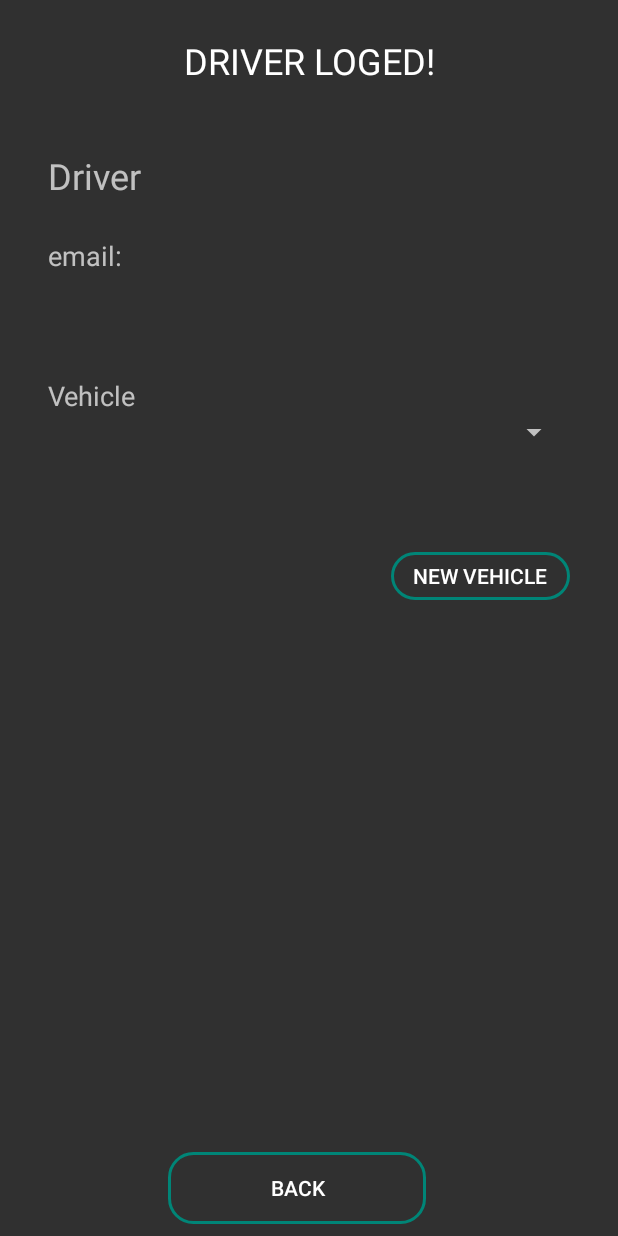
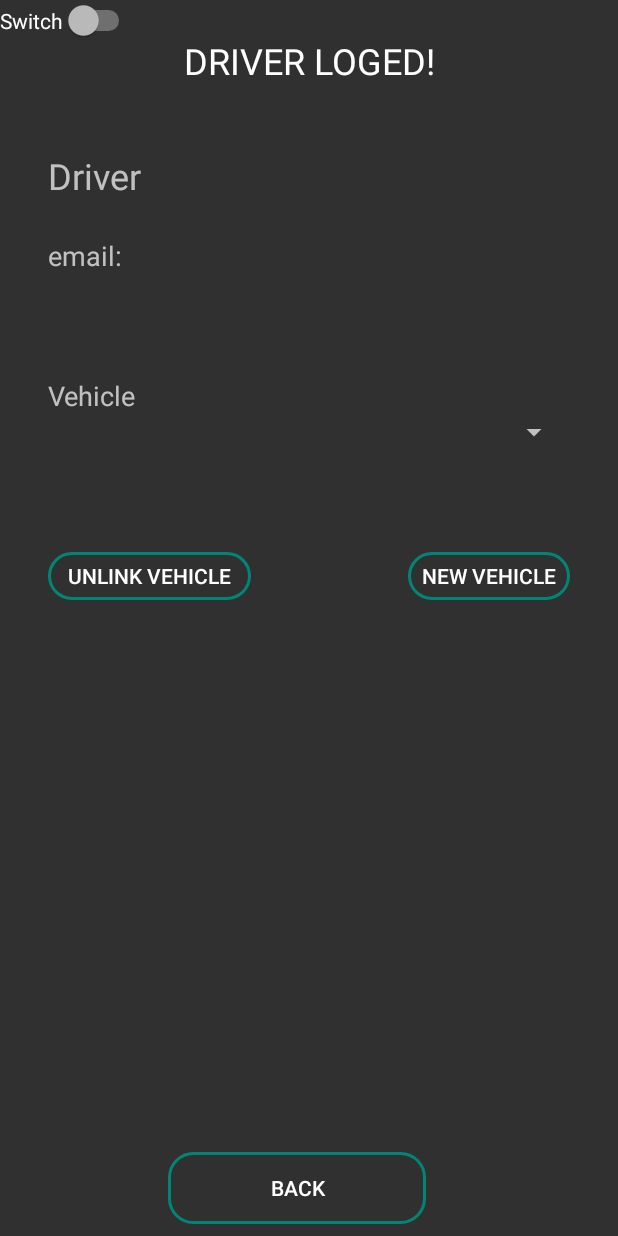
Before and after one commit to avillenam/geoloc, an Android app: the UserLogedActivity screen opened directly, with no data from a screen before it, on a phone screen of 412 x 824 dp. Run offline under Robolectric (Android 15) with nearby library versions, the phone set to English and light mode, and no system bars.

Commit message:
Versión 1.5

```diff
--- a/app/src/main/res/layout/activity_user_loged.xml
+++ b/app/src/main/res/layout/activity_user_loged.xml
@@ -157,7 +157,7 @@
 
     <Button
         android:id="@+id/btn_create_vehicle"
-        android:layout_width="119dp"
+        android:layout_width="108dp"
         android:layout_height="32dp"
         android:layout_marginEnd="32dp"
         android:layout_marginRight="32dp"
@@ -167,8 +167,29 @@
         app:layout_constraintBottom_toBottomOf="parent"
         app:layout_constraintEnd_toEndOf="parent"
         app:layout_constraintHorizontal_bias="1.0"
+        app:layout_constraintStart_toEndOf="@+id/btn_deattach_vehicle"
+        app:layout_constraintTop_toBottomOf="@+id/spinner_vehicles" />
+
+    <Button
+        android:id="@+id/btn_deattach_vehicle"
+        android:layout_width="135dp"
+        android:layout_height="32dp"
+        android:layout_marginStart="32dp"
+        android:layout_marginLeft="32dp"
+        android:layout_marginBottom="356dp"
+        android:background="@drawable/button_rounded_border"
+        android:text="Unlink Vehicle"
+        app:layout_constraintBottom_toBottomOf="parent"
         app:layout_constraintStart_toStartOf="parent"
         app:layout_constraintTop_toBottomOf="@+id/spinner_vehicles" />
 
+    <Switch
+        android:id="@+id/switch1"
+        android:layout_width="wrap_content"
+        android:layout_height="wrap_content"
+        android:text="Switch"
+        tools:layout_editor_absoluteX="175dp"
+        tools:layout_editor_absoluteY="516dp" />
+
 
 </androidx.constraintlayout.widget.ConstraintLayout>
```
